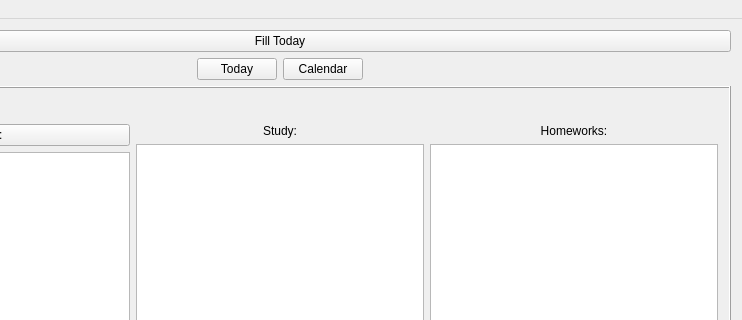
Qt form planner/mainwindow.ui (kiramor/planner) before a commit; both pictures show x 182 to 924 and y 0 to 320 of the 924 by 679 pixel window.
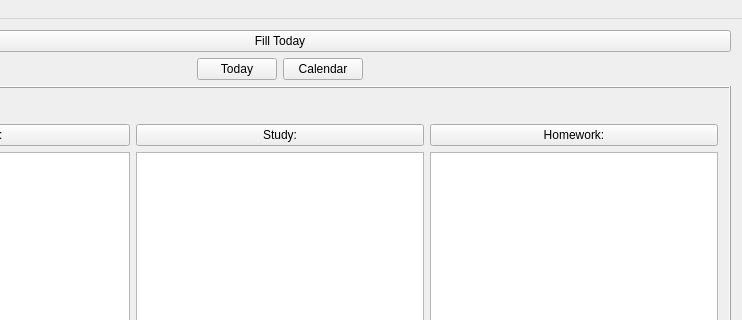
The same form after that commit.

Commit message: ++ buttons and started work on saving changes in twTable

Patch:
```diff
--- a/planner/mainwindow.ui
+++ b/planner/mainwindow.ui
@@ -112,13 +112,10 @@
          <item>
           <layout class="QVBoxLayout" name="verticalLayout_2">
            <item>
-            <widget class="QLabel" name="label_3">
+            <widget class="QPushButton" name="pbStudy">
              <property name="text">
               <string>Study:</string>
              </property>
-             <property name="alignment">
-              <set>Qt::AlignCenter</set>
-             </property>
             </widget>
            </item>
            <item>
@@ -129,12 +126,9 @@
          <item>
           <layout class="QVBoxLayout" name="verticalLayout_3">
            <item>
-            <widget class="QLabel" name="label_4">
+            <widget class="QPushButton" name="pbHomework">
              <property name="text">
-              <string>Homeworks:</string>
-             </property>
-             <property name="alignment">
-              <set>Qt::AlignCenter</set>
+              <string>Homework:</string>
              </property>
             </widget>
            </item>
```
The commit also changes 7 other files.
